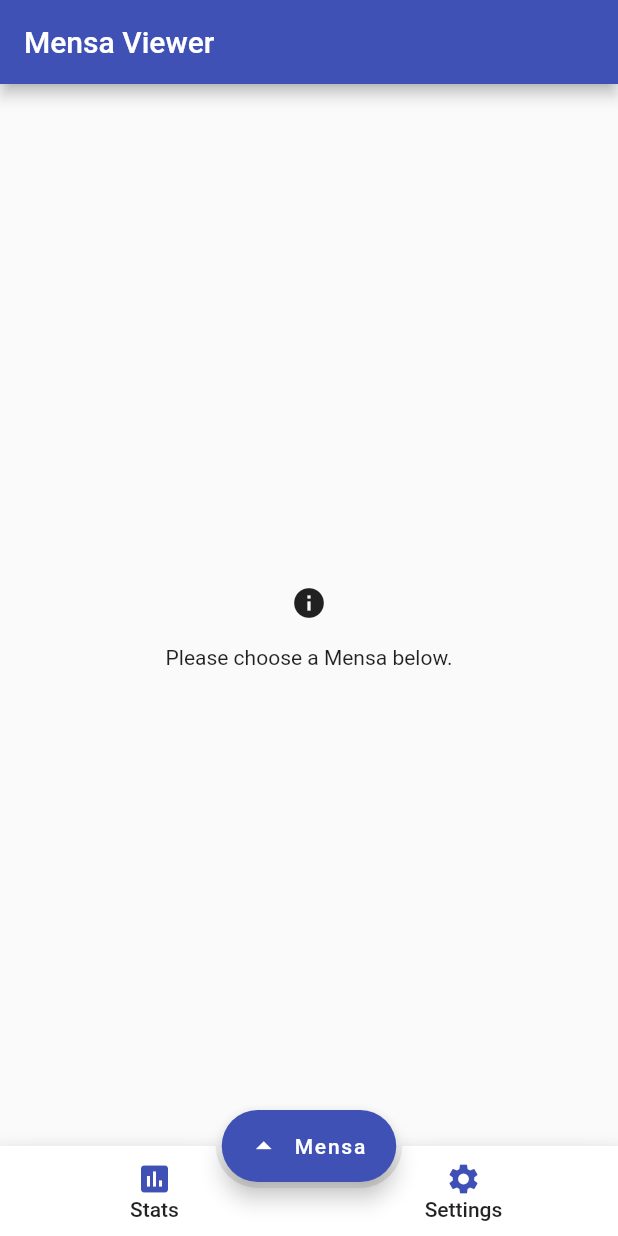
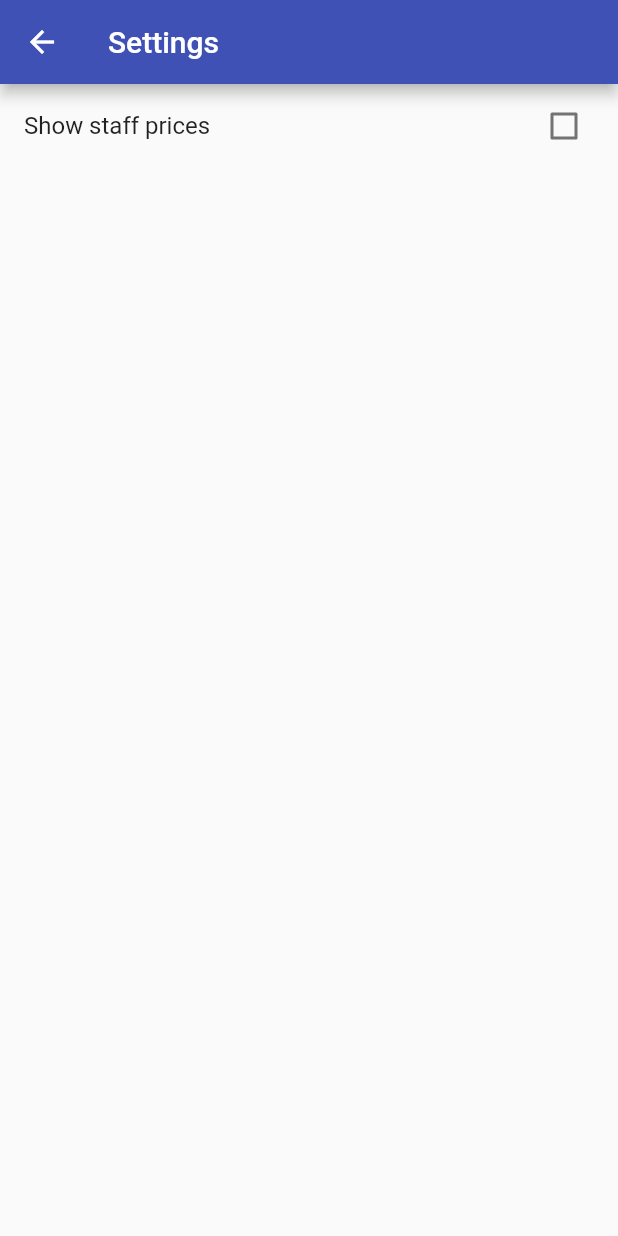
Before and after one commit to haukesomm/MensaViewer, a Flutter app: the screen it shows after launch, after a tap on "Settings", on a phone screen of 412 x 824 dp. Run offline on Flutter 3.47's test engine with Material 2 defaults, Android fonts, the phone set to English and light mode, and no system bars; our stand-ins replace material_design_icons_flutter, shared_preferences.

Commit message:
Add settings page

```diff
--- /dev/null
+++ b/lib/data/shared_preferences_helper.dart
@@ -0,0 +1,75 @@
+import 'package:flutter/foundation.dart';
+import 'package:shared_preferences/shared_preferences.dart';
+
+
+/// Wrapper for a SharedPreferences key including the key itself, it's type,
+/// and a default value that can be used if no value is assiciated with the
+/// preference yet.
+///
+/// The helper functions in this package do not take regular String keys but
+/// objects of this class instead.
+///
+/// All known preference keys are defined as top-level constants within this
+/// package.
+class PreferenceKey {
+
+  final String key;
+  final Type type;
+  final dynamic defaultValue;
+
+  const PreferenceKey._({
+    @required this.key,
+    @required this.type,
+    @required this.defaultValue
+  });
+}
+
+
+//---------------------------------------------------------------------------
+//
+//  Preference-key-definitions
+//
+//---------------------------------------------------------------------------
+
+const userIsStaff =
+  PreferenceKey._(key: 'userIsStaff', type: bool, defaultValue: false);
+
+
+//---------------------------------------------------------------------------
+//
+//  Public helper methods
+//
+//---------------------------------------------------------------------------
+
+/// Gets a persisted SharedPreference value asynchrounously and returns it.
+///
+/// The return value has a dynamic type so you need to know the type of the
+/// result beforehand.
+Future<dynamic> getPreferenceValue(PreferenceKey key) async {
+  final SharedPreferences prefs = await SharedPreferences.getInstance();
+  return prefs.get(key.key);
+}
+
+/// Persists the given [value] for the given SharedPreferences [key].
+Future<bool> putPreferenceValue(PreferenceKey key, dynamic value) async {
+  final SharedPreferences prefs = await SharedPreferences.getInstance();
+
+  switch(key.type) {
+    case bool:
+      return prefs.setBool(key.key, value);
+
+    case int:
+      return prefs.setInt(key.key, value);
+
+    case double:
+      return prefs.setDouble(key.key, value);
+
+    case String:
+      return prefs.setString(key.key, value);
+
+    default:
+      // Actually not needed since PreferencyKey cannot be instantiated
+      // by the user. Just there for compatibility.
+      return false;
+  }
+}
--- a/lib/ui/meal_list_page.dart
+++ b/lib/ui/meal_list_page.dart
@@ -9,7 +9,10 @@ import 'package:mensaviewer/ui/loading_screen_widget.dart';
 import 'package:mensaviewer/ui/meal_list_widget.dart';
 import 'package:mensaviewer/ui/mensa_not_selected_widget.dart';
 import 'package:mensaviewer/ui/mensa_selector_widget.dart';
+import 'package:mensaviewer/ui/settings_page.dart';
 
+
+// TODO: Use FutureBuilder class instead of hard-coded state-flags
 
 const int _statusNoMensaSelected = 0;
 
@@ -171,13 +174,20 @@ class _MealListPageState extends State<MealListPage> {
               context: context,
               iconData: Icons.insert_chart,
               title: 'Stats',
-              onClick: () {},
+              onPressed: () {},
             ),
 
             _buildAppBarButton(context: context,
               iconData: Icons.settings,
               title: 'Settings',
-              onClick: () {}
+              onPressed: () {
+                Navigator.push(
+                  context,
+                  MaterialPageRoute(
+                    builder: (context) => SettingsPage()
+                  )
+                );
+              }
             ),
           ],
         ),
@@ -192,12 +202,12 @@ class _MealListPageState extends State<MealListPage> {
   /// Builds an Appbar-Button consisting of an Icon (passed in via [iconData])
   /// and a [title] below it.
   ///
-  /// An onClick-Function needs to be specified via the [onClick] parameter.
+  /// An onPressed-Function needs to be specified via the [onPressed] parameter.
   Widget _buildAppBarButton({
     @required context,
     @required IconData iconData,
     @required String title,
-    @required Function(void) onClick(),
+    @required Function(void) onPressed(),
   }) {
     return FlatButton(
       child: Column(
@@ -212,7 +222,7 @@ class _MealListPageState extends State<MealListPage> {
           ),
         ],
       ),
-      onPressed: () {},
+      onPressed: onPressed,
     );
   }
 }
--- /dev/null
+++ b/lib/ui/settings_page.dart
@@ -0,0 +1,67 @@
+import 'package:flutter/material.dart';
+import 'package:flutter/widgets.dart';
+
+import 'package:mensaviewer/data/shared_preferences_helper.dart' as prefs;
+
+
+/// A settings page that lets the user edit his preferences.
+class SettingsPage extends StatefulWidget {
+
+  SettingsPage({Key key}) : super(key: key);
+
+
+  @override
+  State<StatefulWidget> createState() => _SettingsPageState();
+}
+
+class _SettingsPageState extends State<SettingsPage> {
+
+  @override
+  Widget build(BuildContext context) {
+    return Scaffold(
+      appBar: AppBar(
+        title: Text(
+          'Settings'
+        ),
+      ),
+      body: Column(
+        mainAxisSize: MainAxisSize.max,
+        crossAxisAlignment: CrossAxisAlignment.stretch,
+        children: <Widget>[
+          _buildSharedPrefCheckboxTile(
+            context,
+            prefs.userIsStaff,
+            'Show staff prices'
+          )
+        ],
+      ),
+    );
+  }
+
+  /// Builds a CheckboxListTile that can be used to modify the value of the
+  /// given SharedPreference key.
+  Widget _buildSharedPrefCheckboxTile(
+    BuildContext context,
+    prefs.PreferenceKey key,
+    String title
+  ) {
+    return FutureBuilder(
+      future: prefs.getPreferenceValue(key),
+      builder: (context, snapshot) {
+        return CheckboxListTile(
+          title: Container(
+            child: Text(
+              title
+            )
+          ),
+          value: snapshot.data ?? key.defaultValue,
+          onChanged: (value) {
+            setState(() {
+              prefs.putPreferenceValue(key, value);
+            });
+          }
+        );
+      },
+    );
+  }
+}
--- a/pubspec.yaml
+++ b/pubspec.yaml
@@ -21,6 +21,7 @@ dependencies:
     sdk: flutter
   http: 0.12.0+3
   intl: 0.16.1
+  shared_preferences: 0.5.6+1
   material_design_icons_flutter: 3.4.4795
 
   # The following adds the Cupertino Icons font to your application.
```
Also changed, not shown: pubspec.lock.
